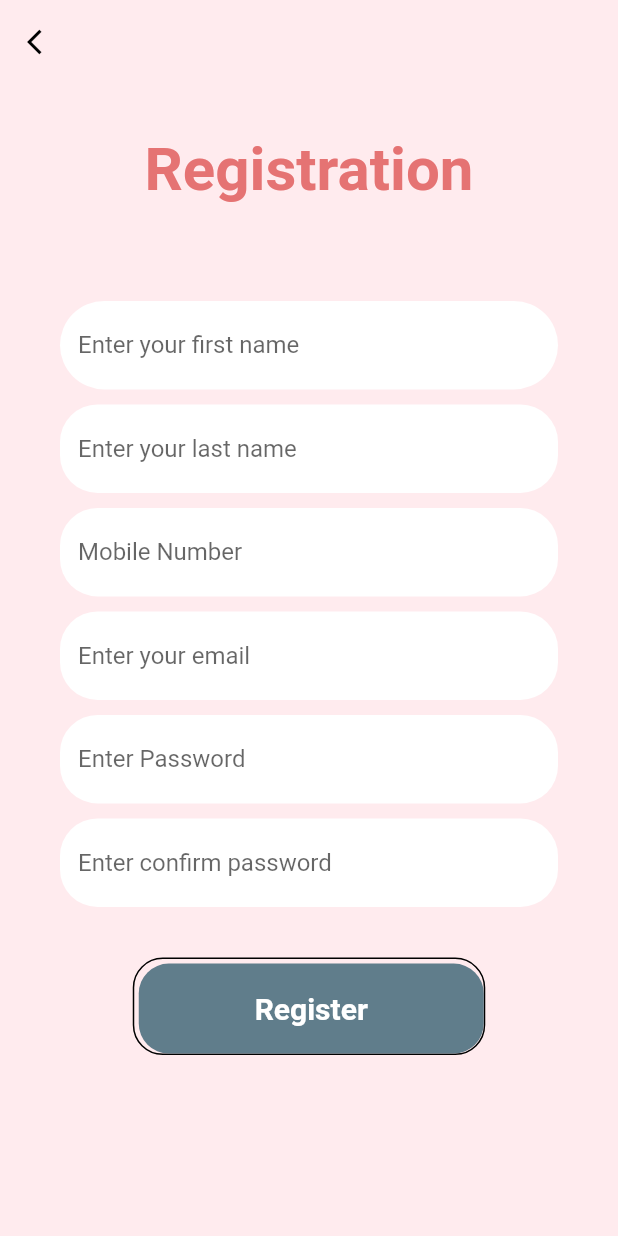
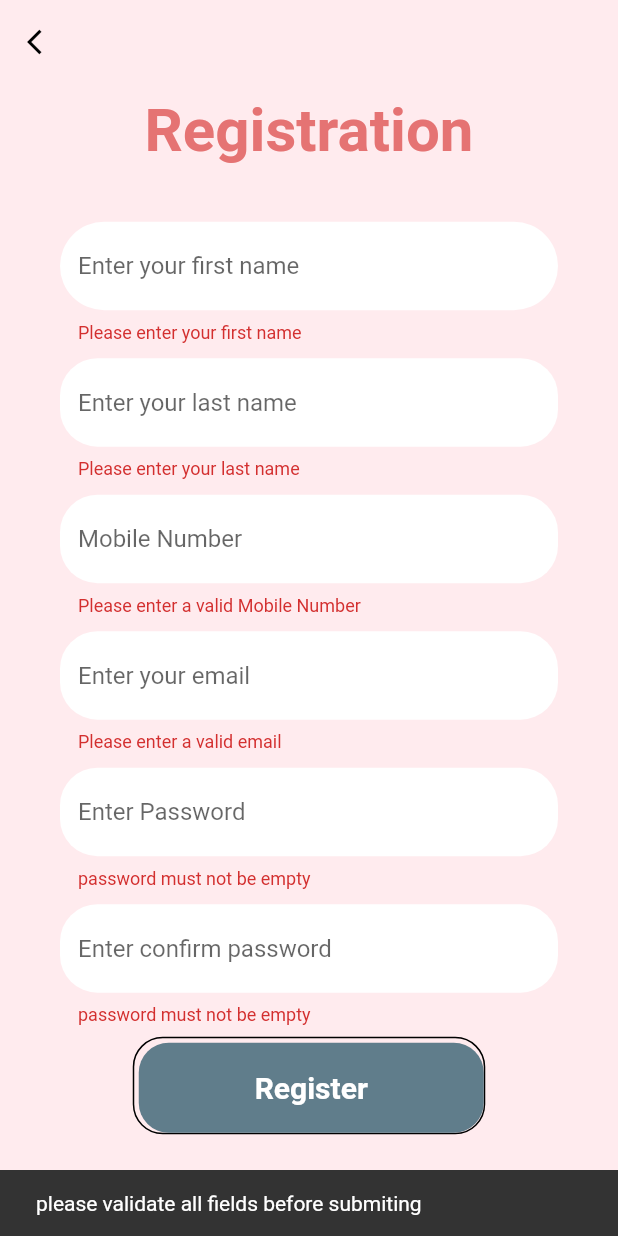
Before and after one commit to Muneerah53/MyPet, a Flutter app: the screen it shows after launch, after a tap on "Register", on a phone screen of 412 x 824 dp. Run offline on Flutter 3.47's test engine with Material 2 defaults, Android fonts, the phone set to English and light mode, and no system bars; our stand-ins replace cloud_firestore, email_validator, firebase_auth, firebase_core, firebase_database; accounts and stored records are empty.

Commit message:
added validation for input fields

```diff
--- a/lib/main.dart
+++ b/lib/main.dart
@@ -5,6 +5,7 @@ import 'package:firebase_auth/firebase_auth.dart';
 import 'package:cloud_firestore/cloud_firestore.dart';
 //import 'package:provider/provider.dart';
 import 'nPage.dart';
+import 'package:email_validator/email_validator.dart';
 
 
 Future<void> main() async {
@@ -45,6 +46,7 @@ class MyApp extends StatelessWidget {
   }
 }
 class Home extends StatelessWidget {
+  final _formKey = GlobalKey<FormState>();
   late UserCredential userCredential;
   String _email="";
   String _password="";
@@ -53,6 +55,15 @@ class Home extends StatelessWidget {
   String _phoneNumber="";
   String _confirmpassword="";
   final _auth = FirebaseAuth.instance;
+
+  //to validate the phone number
+  bool isNumeric(String s) {
+    if (s == null) {
+      return false;
+    }
+    return double.tryParse(s) != null;
+  }
+
   @override
   Widget build(BuildContext context) {
     return Scaffold(
@@ -78,6 +89,9 @@ class Home extends StatelessWidget {
           padding: EdgeInsets.symmetric(horizontal: 40),
           height: MediaQuery.of(context).size.height - 50,
           width: double.infinity,
+          child: Builder(
+            builder: (context) => Form(
+                key: _formKey,
                 child: Column(
                   mainAxisAlignment: MainAxisAlignment.spaceEvenly,
                   children: <Widget>[
@@ -98,9 +112,14 @@ class Home extends StatelessWidget {
                     Column(
                       children: <Widget>[
                         SizedBox(height: 10),
-                  TextField(
+                        TextFormField(
                           onChanged: (value){
                             _firstName=value;
+                          },
+                          validator: (value) {
+                            if (value!.isEmpty) {
+                              return 'Please enter your first name';
+                            }
                           },
                           decoration: InputDecoration(
                             filled: true,
@@ -117,10 +136,15 @@ class Home extends StatelessWidget {
 
                         ),
                         SizedBox(height: 10),
-                  TextField(
+                        TextFormField(
 
                           onChanged: (value){
                             _lastName=value;
+                          },
+                          validator: (value) {
+                            if (value!.isEmpty) {
+                              return 'Please enter your last name';
+                            }
                           },
                           decoration: InputDecoration(
                             filled: true,
@@ -138,9 +162,19 @@ class Home extends StatelessWidget {
                         ),
                         //inputFile(label: "Enter your last name"),
                         SizedBox(height: 10),
-                  TextField(
+                        TextFormField(
                           onChanged: (value){
                             _phoneNumber=value;
+                          },
+                          validator: (value) {
+                            if (value!.isEmpty ) {
+                              return 'Please enter a valid Mobile Number';
+                            }else if (value.length !=10){
+                              return 'mobile number must be 10 digits';
+                            }else if (!isNumeric(value)){
+                              return 'mobile number must be numeric';
+                            }
+
                           },
                           decoration: InputDecoration(
                             filled: true,
@@ -157,10 +191,11 @@ class Home extends StatelessWidget {
                           ),
                         ),
                         SizedBox(height: 10),
-                  TextField(
+                        TextFormField(
                           onChanged: (value){
                             _email=value;
                           },
+                          validator: (value) => EmailValidator.validate(value!) ? null : "Please enter a valid email",
                           decoration: InputDecoration(
                             filled: true,
                             fillColor: Colors.white,
@@ -177,9 +212,16 @@ class Home extends StatelessWidget {
 
                         ),
                         SizedBox(height: 10),
-                  TextField(
+                        TextFormField(
                           onChanged: (value){
                             _password=value;
+                          },
+                          validator: (value) {
+                            if (value!.isEmpty) {
+                              return 'password must not be empty';
+                            }else if(value!.length <6){
+                              return 'password must be at least 6 characters long';
+                            }
                           },
                           decoration: InputDecoration(
                             filled: true,
@@ -197,9 +239,19 @@ class Home extends StatelessWidget {
                           obscureText: true,
                         ),
                         SizedBox(height: 10),
-                  TextField(
+                        TextFormField(
                           onChanged: (value){
                             _confirmpassword=value;
+                          },
+                          validator: (value) {
+                            if (value!.isEmpty) {
+                              return 'password must not be empty';
+                            }else if (_password != _confirmpassword){
+                              return 'password not matching ';
+                            }
+                            else if(value!.length <6){
+                              return 'password must be at least 6 characters long';
+                            }
                           },
                           decoration: InputDecoration(
                             filled: true,
@@ -237,6 +289,8 @@ class Home extends StatelessWidget {
                         height: 60,
 
                         onPressed: () async {
+                          final form = _formKey.currentState;
+                          if (form!.validate()) {
                             //userCredential = await _auth.createUserWithEmailAndPassword(email: _email, password: _password);
                             userCredential= await FirebaseAuth.instance.createUserWithEmailAndPassword(email: _email, password: _password);
                             if(userCredential!=null && userCredential.user != null)
@@ -264,6 +318,17 @@ class Home extends StatelessWidget {
                             {
                               print('user does not exist');
                             }
+                          }
+                          else{
+                            //show message try again
+                            ScaffoldMessenger.of(context)
+                                .showSnackBar(SnackBar(
+                              content: Text(
+                                  "please validate all fields before submiting"),
+                              duration: Duration(seconds: 6),
+                            ));
+                          }
+
                         },
 
                         color: Colors.blueGrey,
@@ -297,6 +362,8 @@ class Home extends StatelessWidget {
                       ],
                     )
                   ],
+                )
+            ),
           ),
         ),
       ),
--- a/pubspec.yaml
+++ b/pubspec.yaml
@@ -33,6 +33,7 @@ dependencies:
   firebase_auth: ^3.1.1
   firebase_database: ^7.2.2
   cloud_firestore: ^2.5.2
+  email_validator: '^2.0.1'
 
   # The following adds the Cupertino Icons font to your application.
   # Use with the CupertinoIcons class for iOS style icons.
```
Also changed, not shown: pubspec.lock. Lines whose indentation alone changed are shown as unchanged.
